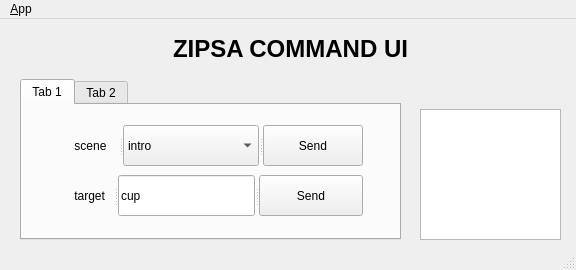
Before: the Qt Designer form pose_sender_test/ui/main_window.ui in Dong-hyeon99/ZIPSA_UI, drawn with Qt 5.
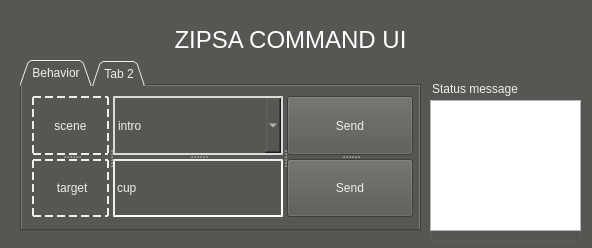
After: the same form once the commit is applied. Icons and pictures are not drawn.

Diff of the .ui file:
```diff
--- a/pose_sender_test/ui/main_window.ui
+++ b/pose_sender_test/ui/main_window.ui
@@ -6,10 +6,425 @@
    <rect>
     <x>0</x>
     <y>0</y>
-    <width>576</width>
-    <height>270</height>
+    <width>592</width>
+    <height>248</height>
    </rect>
   </property>
+  <property name="palette">
+   <palette>
+    <active>
+     <colorrole role="WindowText">
+      <brush brushstyle="SolidPattern">
+       <color alpha="255">
+        <red>255</red>
+        <green>255</green>
+        <blue>255</blue>
+       </color>
+      </brush>
+     </colorrole>
+     <colorrole role="Button">
+      <brush brushstyle="SolidPattern">
+       <color alpha="255">
+        <red>85</red>
+        <green>87</green>
+        <blue>83</blue>
+       </color>
+      </brush>
+     </colorrole>
+     <colorrole role="Light">
+      <brush brushstyle="SolidPattern">
+       <color alpha="255">
+        <red>127</red>
+        <green>131</green>
+        <blue>124</blue>
+       </color>
+      </brush>
+     </colorrole>
+     <colorrole role="Midlight">
+      <brush brushstyle="SolidPattern">
+       <color alpha="255">
+        <red>106</red>
+        <green>109</green>
+        <blue>103</blue>
+       </color>
+      </brush>
+     </colorrole>
+     <colorrole role="Dark">
+      <brush brushstyle="SolidPattern">
+       <color alpha="255">
+        <red>42</red>
+        <green>43</green>
+        <blue>41</blue>
+       </color>
+      </brush>
+     </colorrole>
+     <colorrole role="Mid">
+      <brush brushstyle="SolidPattern">
+       <color alpha="255">
+        <red>56</red>
+        <green>58</green>
+        <blue>55</blue>
+       </color>
+      </brush>
+     </colorrole>
+     <colorrole role="Text">
+      <brush brushstyle="SolidPattern">
+       <color alpha="255">
+        <red>255</red>
+        <green>255</green>
+        <blue>255</blue>
+       </color>
+      </brush>
+     </colorrole>
+     <colorrole role="BrightText">
+      <brush brushstyle="SolidPattern">
+       <color alpha="255">
+        <red>255</red>
+        <green>255</green>
+        <blue>255</blue>
+       </color>
+      </brush>
+     </colorrole>
+     <colorrole role="ButtonText">
+      <brush brushstyle="SolidPattern">
+       <color alpha="255">
+        <red>255</red>
+        <green>255</green>
+        <blue>255</blue>
+       </color>
+      </brush>
+     </colorrole>
+     <colorrole role="Base">
+      <brush brushstyle="SolidPattern">
+       <color alpha="255">
+        <red>0</red>
+        <green>0</green>
+        <blue>0</blue>
+       </color>
+      </brush>
+     </colorrole>
+     <colorrole role="Window">
+      <brush brushstyle="SolidPattern">
+       <color alpha="255">
+        <red>85</red>
+        <green>87</green>
+        <blue>83</blue>
+       </color>
+      </brush>
+     </colorrole>
+     <colorrole role="Shadow">
+      <brush brushstyle="SolidPattern">
+       <color alpha="255">
+        <red>0</red>
+        <green>0</green>
+        <blue>0</blue>
+       </color>
+      </brush>
+     </colorrole>
+     <colorrole role="AlternateBase">
+      <brush brushstyle="SolidPattern">
+       <color alpha="255">
+        <red>42</red>
+        <green>43</green>
+        <blue>41</blue>
+       </color>
+      </brush>
+     </colorrole>
+     <colorrole role="ToolTipBase">
+      <brush brushstyle="SolidPattern">
+       <color alpha="255">
+        <red>255</red>
+        <green>255</green>
+        <blue>220</blue>
+       </color>
+      </brush>
+     </colorrole>
+     <colorrole role="ToolTipText">
+      <brush brushstyle="SolidPattern">
+       <color alpha="255">
+        <red>0</red>
+        <green>0</green>
+        <blue>0</blue>
+       </color>
+      </brush>
+     </colorrole>
+    </active>
+    <inactive>
+     <colorrole role="WindowText">
+      <brush brushstyle="SolidPattern">
+       <color alpha="255">
+        <red>255</red>
+        <green>255</green>
+        <blue>255</blue>
+       </color>
+      </brush>
+     </colorrole>
+     <colorrole role="Button">
+      <brush brushstyle="SolidPattern">
+       <color alpha="255">
+        <red>85</red>
+        <green>87</green>
+        <blue>83</blue>
+       </color>
+      </brush>
+     </colorrole>
+     <colorrole role="Light">
+      <brush brushstyle="SolidPattern">
+       <color alpha="255">
+        <red>127</red>
+        <green>131</green>
+        <blue>124</blue>
+       </color>
+      </brush>
+     </colorrole>
+     <colorrole role="Midlight">
+      <brush brushstyle="SolidPattern">
+       <color alpha="255">
+        <red>106</red>
+        <green>109</green>
+        <blue>103</blue>
+       </color>
+      </brush>
+     </colorrole>
+     <colorrole role="Dark">
+      <brush brushstyle="SolidPattern">
+       <color alpha="255">
+        <red>42</red>
+        <green>43</green>
+        <blue>41</blue>
+       </color>
+      </brush>
+     </colorrole>
+     <colorrole role="Mid">
+      <brush brushstyle="SolidPattern">
+       <color alpha="255">
+        <red>56</red>
+        <green>58</green>
+        <blue>55</blue>
+       </color>
+      </brush>
+     </colorrole>
+     <colorrole role="Text">
+      <brush brushstyle="SolidPattern">
+       <color alpha="255">
+        <red>255</red>
+        <green>255</green>
+        <blue>255</blue>
+       </color>
+      </brush>
+     </colorrole>
+     <colorrole role="BrightText">
+      <brush brushstyle="SolidPattern">
+       <color alpha="255">
+        <red>255</red>
+        <green>255</green>
+        <blue>255</blue>
+       </color>
+      </brush>
+     </colorrole>
+     <colorrole role="ButtonText">
+      <brush brushstyle="SolidPattern">
+       <color alpha="255">
+        <red>255</red>
+        <green>255</green>
+        <blue>255</blue>
+       </color>
+      </brush>
+     </colorrole>
+     <colorrole role="Base">
+      <brush brushstyle="SolidPattern">
+       <color alpha="255">
+        <red>0</red>
+        <green>0</green>
+        <blue>0</blue>
+       </color>
+      </brush>
+     </colorrole>
+     <colorrole role="Window">
+      <brush brushstyle="SolidPattern">
+       <color alpha="255">
+        <red>85</red>
+        <green>87</green>
+        <blue>83</blue>
+       </color>
+      </brush>
+     </colorrole>
+     <colorrole role="Shadow">
+      <brush brushstyle="SolidPattern">
+       <color alpha="255">
+        <red>0</red>
+        <green>0</green>
+        <blue>0</blue>
+       </color>
+      </brush>
+     </colorrole>
+     <colorrole role="AlternateBase">
+      <brush brushstyle="SolidPattern">
+       <color alpha="255">
+        <red>42</red>
+        <green>43</green>
+        <blue>41</blue>
+       </color>
+      </brush>
+     </colorrole>
+     <colorrole role="ToolTipBase">
+      <brush brushstyle="SolidPattern">
+       <color alpha="255">
+        <red>255</red>
+        <green>255</green>
+        <blue>220</blue>
+       </color>
+      </brush>
+     </colorrole>
+     <colorrole role="ToolTipText">
+      <brush brushstyle="SolidPattern">
+       <color alpha="255">
+        <red>0</red>
+        <green>0</green>
+        <blue>0</blue>
+       </color>
+      </brush>
+     </colorrole>
+    </inactive>
+    <disabled>
+     <colorrole role="WindowText">
+      <brush brushstyle="SolidPattern">
+       <color alpha="255">
+        <red>42</red>
+        <green>43</green>
+        <blue>41</blue>
+       </color>
+      </brush>
+     </colorrole>
+     <colorrole role="Button">
+      <brush brushstyle="SolidPattern">
+       <color alpha="255">
+        <red>85</red>
+        <green>87</green>
+        <blue>83</blue>
+       </color>
+      </brush>
+     </colorrole>
+     <colorrole role="Light">
+      <brush brushstyle="SolidPattern">
+       <color alpha="255">
+        <red>127</red>
+        <green>131</green>
+        <blue>124</blue>
+       </color>
+      </brush>
+     </colorrole>
+     <colorrole role="Midlight">
+      <brush brushstyle="SolidPattern">
+       <color alpha="255">
+        <red>106</red>
+        <green>109</green>
+        <blue>103</blue>
+       </color>
+      </brush>
+     </colorrole>
+     <colorrole role="Dark">
+      <brush brushstyle="SolidPattern">
+       <color alpha="255">
+        <red>42</red>
+        <green>43</green>
+        <blue>41</blue>
+       </color>
+      </brush>
+     </colorrole>
+     <colorrole role="Mid">
+      <brush brushstyle="SolidPattern">
+       <color alpha="255">
+        <red>56</red>
+        <green>58</green>
+        <blue>55</blue>
+       </color>
+      </brush>
+     </colorrole>
+     <colorrole role="Text">
+      <brush brushstyle="SolidPattern">
+       <color alpha="255">
+        <red>42</red>
+        <green>43</green>
+        <blue>41</blue>
+       </color>
+      </brush>
+     </colorrole>
+     <colorrole role="BrightText">
+      <brush brushstyle="SolidPattern">
+       <color alpha="255">
+        <red>255</red>
+        <green>255</green>
+        <blue>255</blue>
+       </color>
+      </brush>
+     </colorrole>
+     <colorrole role="ButtonText">
+      <brush brushstyle="SolidPattern">
+       <color alpha="255">
+        <red>42</red>
+        <green>43</green>
+        <blue>41</blue>
+       </color>
+      </brush>
+     </colorrole>
+     <colorrole role="Base">
+      <brush brushstyle="SolidPattern">
+       <color alpha="255">
+        <red>85</red>
+        <green>87</green>
+        <blue>83</blue>
+       </color>
+      </brush>
+     </colorrole>
+     <colorrole role="Window">
+      <brush brushstyle="SolidPattern">
+       <color alpha="255">
+        <red>85</red>
+        <green>87</green>
+        <blue>83</blue>
+       </color>
+      </brush>
+     </colorrole>
+     <colorrole role="Shadow">
+      <brush brushstyle="SolidPattern">
+       <color alpha="255">
+        <red>0</red>
+        <green>0</green>
+        <blue>0</blue>
+       </color>
+      </brush>
+     </colorrole>
+     <colorrole role="AlternateBase">
+      <brush brushstyle="SolidPattern">
+       <color alpha="255">
+        <red>85</red>
+        <green>87</green>
+        <blue>83</blue>
+       </color>
+      </brush>
+     </colorrole>
+     <colorrole role="ToolTipBase">
+      <brush brushstyle="SolidPattern">
+       <color alpha="255">
+        <red>255</red>
+        <green>255</green>
+        <blue>220</blue>
+       </color>
+      </brush>
+     </colorrole>
+     <colorrole role="ToolTipText">
+      <brush brushstyle="SolidPattern">
+       <color alpha="255">
+        <red>0</red>
+        <green>0</green>
+        <blue>0</blue>
+       </color>
+      </brush>
+     </colorrole>
+    </disabled>
+   </palette>
+  </property>
   <property name="windowTitle">
    <string>ZIPSARobot</string>
   </property>
@@ -25,7 +440,7 @@
     <property name="geometry">
      <rect>
       <x>120</x>
-      <y>10</y>
+      <y>20</y>
       <width>341</width>
       <height>41</height>
      </rect>
@@ -35,7 +450,7 @@
 &lt;html&gt;&lt;head&gt;&lt;meta name=&quot;qrichtext&quot; content=&quot;1&quot; /&gt;&lt;style type=&quot;text/css&quot;&gt;
 p, li { white-space: pre-wrap; }
 &lt;/style&gt;&lt;/head&gt;&lt;body style=&quot; font-family:'Ubuntu'; font-size:11pt; font-weight:400; font-style:normal;&quot;&gt;
-&lt;p style=&quot; margin-top:12px; margin-bottom:12px; margin-left:0px; margin-right:0px; -qt-block-indent:0; text-indent:0px;&quot;&gt;&lt;span style=&quot; font-size:18pt; font-weight:600;&quot;&gt;ZIPSA COMMAND UI&lt;/span&gt;&lt;/p&gt;&lt;/body&gt;&lt;/html&gt;</string>
+&lt;p style=&quot; margin-top:12px; margin-bottom:12px; margin-left:0px; margin-right:0px; -qt-block-indent:0; text-indent:0px;&quot;&gt;&lt;span style=&quot; font-size:18pt;&quot;&gt;ZIPSA COMMAND UI&lt;/span&gt;&lt;/p&gt;&lt;/body&gt;&lt;/html&gt;</string>
     </property>
     <property name="alignment">
      <set>Qt::AlignCenter</set>
@@ -46,124 +461,163 @@
      <rect>
       <x>20</x>
       <y>60</y>
-      <width>381</width>
-      <height>161</height>
+      <width>401</width>
+      <height>171</height>
      </rect>
     </property>
+    <property name="styleSheet">
+     <string notr="true">background-color: rgb(85, 87, 83);
+color: rgb(238, 238, 236);
+</string>
+    </property>
+    <property name="tabShape">
+     <enum>QTabWidget::Triangular</enum>
+    </property>
     <property name="currentIndex">
      <number>0</number>
     </property>
     <widget class="QWidget" name="tab">
      <attribute name="title">
-      <string>Tab 1</string>
+      <string>Behavior</string>
      </attribute>
-     <widget class="QSplitter" name="splitter_5">
+     <widget class="QSplitter" name="splitter_8">
       <property name="geometry">
        <rect>
-        <x>40</x>
-        <y>70</y>
-        <width>301</width>
-        <height>41</height>
+        <x>10</x>
+        <y>10</y>
+        <width>381</width>
+        <height>121</height>
        </rect>
       </property>
       <property name="orientation">
        <enum>Qt::Horizontal</enum>
       </property>
+      <widget class="QSplitter" name="splitter_7">
+       <property name="orientation">
+        <enum>Qt::Horizontal</enum>
+       </property>
+       <widget class="QSplitter" name="splitter_6">
+        <property name="orientation">
+         <enum>Qt::Vertical</enum>
+        </property>
+        <widget class="QLabel" name="label_6">
+         <property name="styleSheet">
+          <string notr="true">border-color: rgb(238, 238, 236);
+border-width : 1.5px;
+border-style:dashed;
+color: rgb(238, 238, 236);</string>
+         </property>
+         <property name="text">
+          <string>  scene  </string>
+         </property>
+         <property name="alignment">
+          <set>Qt::AlignCenter</set>
+         </property>
+        </widget>
+        <widget class="QLabel" name="label_5">
+         <property name="styleSheet">
+          <string notr="true">border-color: rgb(238, 238, 236);
+border-width : 1.5px;
+border-style:dashed;
+color: rgb(238, 238, 236);</string>
+         </property>
+         <property name="text">
+          <string>  target </string>
+         </property>
+         <property name="alignment">
+          <set>Qt::AlignCenter</set>
+         </property>
+        </widget>
+       </widget>
+       <widget class="QSplitter" name="splitter_5">
+        <property name="orientation">
+         <enum>Qt::Vertical</enum>
+        </property>
+        <widget class="QComboBox" name="comboBox_scene">
+         <property name="styleSheet">
+          <string notr="true">border-color: rgba(255, 255, 255, 200);
+selection-color: rgb(238, 238, 236, 200);
+border-width : 1.5px;
+border-style:inset;
+color: rgb(238, 238, 236);
+selection-color: white;</string>
+         </property>
+         <item>
+          <property name="text">
+           <string>intro</string>
+          </property>
+         </item>
+         <item>
+          <property name="text">
+           <string>find_target</string>
+          </property>
+         </item>
+         <item>
+          <property name="text">
+           <string>arm_control</string>
+          </property>
+         </item>
+         <item>
+          <property name="text">
+           <string>move_to_table</string>
+          </property>
+         </item>
+         <item>
+          <property name="text">
+           <string>grasp_object</string>
+          </property>
+         </item>
+         <item>
+          <property name="text">
+           <string>put_object</string>
+          </property>
+         </item>
+         <item>
+          <property name="text">
+           <string>go_home</string>
+          </property>
+         </item>
+         <item>
+          <property name="text">
+           <string>finish_demo</string>
+          </property>
+         </item>
+        </widget>
+        <widget class="QLineEdit" name="lineEdit_task">
+         <property name="styleSheet">
+          <string notr="true">border-color: rgb(238, 238, 236);
+border-width : 1.5px;
+border-style:inset;
+color: rgb(238, 238, 236);</string>
+         </property>
+         <property name="text">
+          <string>cup</string>
+         </property>
+        </widget>
+       </widget>
+      </widget>
       <widget class="QSplitter" name="splitter_4">
        <property name="orientation">
-        <enum>Qt::Horizontal</enum>
+        <enum>Qt::Vertical</enum>
        </property>
-       <widget class="QLabel" name="label_5">
-        <property name="text">
-         <string>  target </string>
+       <widget class="QPushButton" name="pushButton_intro">
+        <property name="styleSheet">
+         <string notr="true">border-image: url(:/images/square-rounded-darkGray.png) 0 0 0 0 stretch stretch;
+color: rgb(238, 238, 236);</string>
         </property>
-        <property name="alignment">
-         <set>Qt::AlignCenter</set>
-        </property>
-       </widget>
-       <widget class="QLineEdit" name="lineEdit_task">
         <property name="text">
-         <string>cup</string>
+         <string>Send</string>
         </property>
        </widget>
-      </widget>
-      <widget class="QPushButton" name="pushButton_task">
-       <property name="text">
-        <string>Send</string>
-       </property>
-      </widget>
-     </widget>
-     <widget class="QSplitter" name="splitter_7">
-      <property name="geometry">
-       <rect>
-        <x>40</x>
-        <y>20</y>
-        <width>301</width>
-        <height>41</height>
-       </rect>
-      </property>
-      <property name="orientation">
-       <enum>Qt::Horizontal</enum>
-      </property>
-      <widget class="QSplitter" name="splitter_6">
-       <property name="orientation">
-        <enum>Qt::Horizontal</enum>
-       </property>
-       <widget class="QLabel" name="label_6">
+       <widget class="QPushButton" name="pushButton_task">
+        <property name="styleSheet">
+         <string notr="true">border-image: url(:/images/square-rounded-darkGray.png) 0 0 0 0 stretch stretch;
+color: rgb(238, 238, 236);</string>
+        </property>
         <property name="text">
-         <string>  scene  </string>
+         <string>Send</string>
         </property>
-        <property name="alignment">
-         <set>Qt::AlignCenter</set>
-        </property>
        </widget>
-       <widget class="QComboBox" name="comboBox_scene">
-        <item>
-         <property name="text">
-          <string>intro</string>
-         </property>
-        </item>
-        <item>
-         <property name="text">
-          <string>find_target</string>
-         </property>
-        </item>
-        <item>
-         <property name="text">
-          <string>arm_control</string>
-         </property>
-        </item>
-        <item>
-         <property name="text">
-          <string>move_to_table</string>
-         </property>
-        </item>
-        <item>
-         <property name="text">
-          <string>grasp_object</string>
-         </property>
-        </item>
-        <item>
-         <property name="text">
-          <string>put_object</string>
-         </property>
-        </item>
-        <item>
-         <property name="text">
-          <string>go_home</string>
-         </property>
-        </item>
-        <item>
-         <property name="text">
-          <string>finish_demo</string>
-         </property>
-        </item>
-       </widget>
-      </widget>
-      <widget class="QPushButton" name="pushButton_intro">
-       <property name="text">
-        <string>Send</string>
-       </property>
       </widget>
      </widget>
     </widget>
@@ -274,40 +728,36 @@
      </widget>
     </widget>
    </widget>
-   <widget class="QTextEdit" name="textEdit_status">
+   <widget class="QGroupBox" name="groupBox">
     <property name="geometry">
      <rect>
-      <x>420</x>
-      <y>90</y>
-      <width>141</width>
-      <height>131</height>
+      <x>430</x>
+      <y>80</y>
+      <width>151</width>
+      <height>161</height>
      </rect>
     </property>
-   </widget>
-  </widget>
-  <widget class="QMenuBar" name="menubar">
-   <property name="geometry">
-    <rect>
-     <x>0</x>
-     <y>0</y>
-     <width>576</width>
-     <height>22</height>
-    </rect>
-   </property>
-   <widget class="QMenu" name="menu_File">
+    <property name="styleSheet">
+     <string notr="true">color: rgb(238, 238, 236);</string>
+    </property>
     <property name="title">
-     <string>&amp;App</string>
+     <string>Status message</string>
     </property>
-    <addaction name="action_Preferences"/>
-    <addaction name="separator"/>
-    <addaction name="actionAbout"/>
-    <addaction name="actionAbout_Qt"/>
-    <addaction name="separator"/>
-    <addaction name="action_Quit"/>
+    <widget class="QTextEdit" name="textEdit_status">
+     <property name="geometry">
+      <rect>
+       <x>0</x>
+       <y>20</y>
+       <width>151</width>
+       <height>131</height>
+      </rect>
+     </property>
+     <property name="styleSheet">
+      <string notr="true">color: rgb(0, 0, 0);</string>
+     </property>
+    </widget>
    </widget>
-   <addaction name="menu_File"/>
   </widget>
-  <widget class="QStatusBar" name="statusbar"/>
   <action name="action_Quit">
    <property name="text">
     <string>&amp;Quit</string>
```
Left out of the diff: 4 changed lines with no effect on the pictures.
